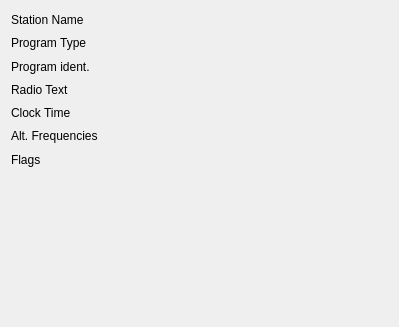
Above: qtgui/dockrds.ui from gqrx-sdr/gqrx before the change. Below: the same form after it.
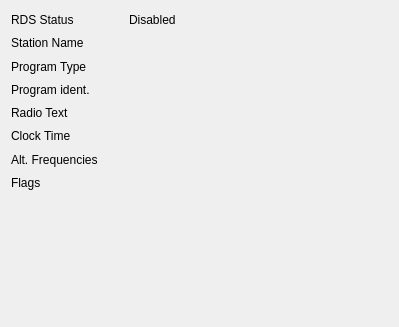
That is the form after the change.

Diff of the .ui file:
```diff
--- a/qtgui/dockrds.ui
+++ b/qtgui/dockrds.ui
@@ -23,25 +23,44 @@
       <x>11</x>
       <y>11</y>
       <width>371</width>
-      <height>157</height>
+      <height>180</height>
      </rect>
     </property>
     <layout class="QGridLayout" name="gridLayout">
+     <item row="6" column="1">
+      <widget class="QLabel" name="alt_freq">
+       <property name="maximumSize">
+        <size>
+         <width>253</width>
+         <height>16777215</height>
+        </size>
+       </property>
+       <property name="text">
+        <string/>
+       </property>
+      </widget>
+     </item>
      <item row="6" column="0" alignment="Qt::AlignLeft">
-      <widget class="QLabel" name="label_2">
+      <widget class="QLabel" name="label_7">
        <property name="text">
-        <string>Flags</string>
-       </property>
-      </widget>
-     </item>
-     <item row="3" column="0" alignment="Qt::AlignLeft">
-      <widget class="QLabel" name="label_5">
-       <property name="text">
-        <string>Radio Text</string>
+        <string>Alt. Frequencies</string>
        </property>
       </widget>
      </item>
      <item row="2" column="1">
+      <widget class="QLabel" name="program_type">
+       <property name="minimumSize">
+        <size>
+         <width>253</width>
+         <height>0</height>
+        </size>
+       </property>
+       <property name="text">
+        <string/>
+       </property>
+      </widget>
+     </item>
+     <item row="3" column="1">
       <widget class="QLabel" name="program_information">
        <property name="minimumSize">
         <size>
@@ -54,99 +73,86 @@
        </property>
       </widget>
      </item>
-     <item row="0" column="0" alignment="Qt::AlignLeft">
-      <widget class="QLabel" name="label">
+     <item row="5" column="1">
+      <widget class="QLabel" name="clocktime">
+       <property name="maximumSize">
+        <size>
+         <width>253</width>
+         <height>16777215</height>
+        </size>
+       </property>
        <property name="text">
-        <string>Station Name</string>
+        <string/>
        </property>
       </widget>
      </item>
-     <item row="1" column="0" alignment="Qt::AlignLeft">
+     <item row="1" column="1">
+      <widget class="QLabel" name="station_name">
+       <property name="minimumSize">
+        <size>
+         <width>253</width>
+         <height>0</height>
+        </size>
+       </property>
+       <property name="text">
+        <string/>
+       </property>
+      </widget>
+     </item>
+     <item row="2" column="0" alignment="Qt::AlignLeft">
       <widget class="QLabel" name="label_3">
        <property name="text">
         <string>Program Type</string>
        </property>
       </widget>
      </item>
-     <item row="2" column="0" alignment="Qt::AlignLeft">
+     <item row="7" column="1">
+      <widget class="QLabel" name="flags">
+       <property name="maximumSize">
+        <size>
+         <width>193</width>
+         <height>16777215</height>
+        </size>
+       </property>
+       <property name="text">
+        <string/>
+       </property>
+      </widget>
+     </item>
+     <item row="3" column="0" alignment="Qt::AlignLeft">
       <widget class="QLabel" name="label_4">
        <property name="text">
         <string>Program ident.</string>
        </property>
       </widget>
      </item>
-     <item row="0" column="1">
-      <widget class="QLabel" name="station_name">
-       <property name="minimumSize">
-        <size>
-         <width>253</width>
-         <height>0</height>
-        </size>
-       </property>
+     <item row="7" column="0" alignment="Qt::AlignLeft">
+      <widget class="QLabel" name="label_2">
        <property name="text">
-        <string/>
-       </property>
-      </widget>
-     </item>
-     <item row="1" column="1">
-      <widget class="QLabel" name="program_type">
-       <property name="minimumSize">
-        <size>
-         <width>253</width>
-         <height>0</height>
-        </size>
-       </property>
-       <property name="text">
-        <string/>
-       </property>
-      </widget>
-     </item>
-     <item row="4" column="1">
-      <widget class="QLabel" name="clocktime">
-       <property name="maximumSize">
-        <size>
-         <width>253</width>
-         <height>16777215</height>
-        </size>
-       </property>
-       <property name="text">
-        <string/>
+        <string>Flags</string>
        </property>
       </widget>
      </item>
      <item row="5" column="0" alignment="Qt::AlignLeft">
-      <widget class="QLabel" name="label_7">
-       <property name="text">
-        <string>Alt. Frequencies</string>
-       </property>
-      </widget>
-     </item>
-     <item row="3" column="1">
-      <widget class="QLabel" name="radiotext">
-       <property name="minimumSize">
-        <size>
-         <width>253</width>
-         <height>0</height>
-        </size>
-       </property>
-       <property name="text">
-        <string/>
-       </property>
-      </widget>
-     </item>
-     <item row="4" column="0" alignment="Qt::AlignLeft">
       <widget class="QLabel" name="label_6">
        <property name="text">
         <string>Clock Time</string>
        </property>
       </widget>
      </item>
-     <item row="5" column="1">
-      <widget class="QLabel" name="alt_freq">
-       <property name="maximumSize">
+     <item row="4" column="0" alignment="Qt::AlignLeft">
+      <widget class="QLabel" name="label_5">
+       <property name="text">
+        <string>Radio Text</string>
+       </property>
+      </widget>
+     </item>
+     <item row="4" column="1">
+      <widget class="QLabel" name="radiotext">
+       <property name="minimumSize">
         <size>
          <width>253</width>
-         <height>16777215</height>
+         <height>0</height>
         </size>
        </property>
        <property name="text">
@@ -154,16 +160,24 @@
        </property>
       </widget>
      </item>
-     <item row="6" column="1">
-      <widget class="QLabel" name="flags">
-       <property name="maximumSize">
-        <size>
-         <width>193</width>
-         <height>16777215</height>
-        </size>
+     <item row="1" column="0" alignment="Qt::AlignLeft">
+      <widget class="QLabel" name="label">
+       <property name="text">
+        <string>Station Name</string>
        </property>
+      </widget>
+     </item>
+     <item row="0" column="0">
+      <widget class="QLabel" name="label_8">
        <property name="text">
-        <string/>
+        <string>RDS Status</string>
+       </property>
+      </widget>
+     </item>
+     <item row="0" column="1">
+      <widget class="QLabel" name="rds_status">
+       <property name="text">
+        <string>Disabled</string>
        </property>
       </widget>
      </item>
```
Left out of the diff: 2 changed lines with no effect on the pictures.
